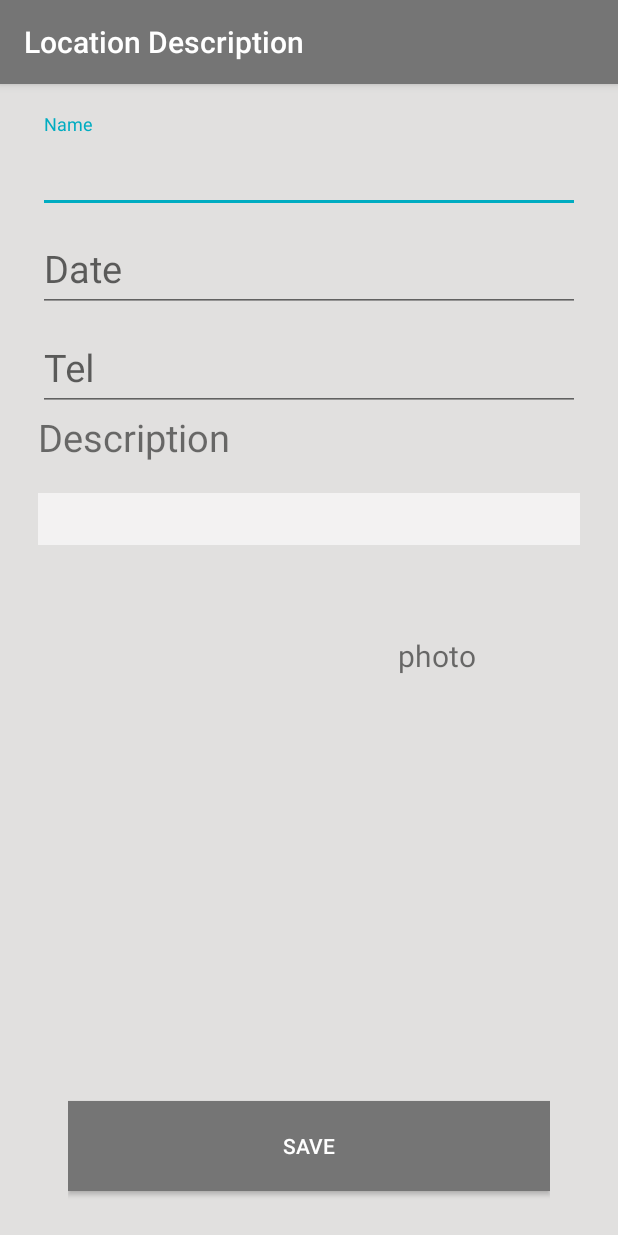
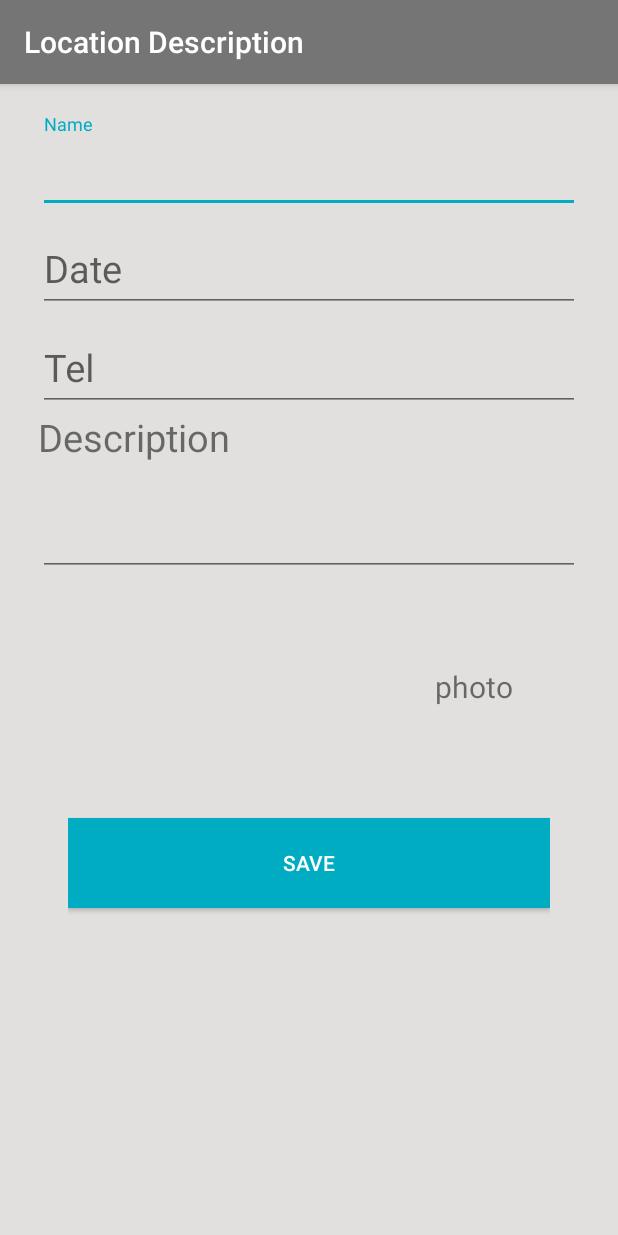
Before and after one commit to promayearn/minemap, an Android app: the LocationDescription screen opened directly, with no data from a screen before it, on a phone screen of 412 x 824 dp. Run offline under Robolectric (Android 15) with nearby library versions, the phone set to English and light mode, and no system bars.

Commit message:
xml des modify page 29/09/2016

```diff
--- a/app/src/main/res/layout/activity_location_description.xml
+++ b/app/src/main/res/layout/activity_location_description.xml
@@ -5,6 +5,11 @@
     android:layout_height="match_parent"
     android:background="@color/gray"
     tools:context="com.augmentis.ayp.minemap.RegisterActivity">
+
+
+    <ScrollView
+        android:layout_width="match_parent"
+        android:layout_height="wrap_content">
 
     <LinearLayout
         android:layout_width="match_parent"
@@ -16,7 +21,8 @@
         android:paddingLeft="25dp"
         android:paddingRight="25dp">
 
-        <LinearLayout
+
+            <LinearLayout
             android:layout_width="match_parent"
             android:layout_height="wrap_content"
             android:layout_marginTop="20dp"
@@ -74,7 +80,7 @@
 
         <LinearLayout
             android:layout_width="match_parent"
-            android:layout_height="100dp"
+            android:layout_height="wrap_content"
             android:layout_weight="1"
             android:orientation="vertical">
 
@@ -91,14 +97,34 @@
                 android:layout_width="match_parent"
                 android:layout_height="wrap_content"
                 android:layout_marginBottom="20dp"
-                android:background="@color/white_gray"
                 android:ems="10"
                 android:inputType="textMultiLine"
                 android:textSize="25sp"
                 android:theme="@style/MyEditTextTheme" />
 
+            <LinearLayout
+                android:layout_width="wrap_content"
+                android:layout_height="wrap_content"
+                android:layout_gravity="center_horizontal"
+                android:orientation="horizontal">
 
-            <include layout="@layout/photo_item" />
+                <ImageView
+                    android:id="@+id/imageView"
+                    android:layout_width="200dp"
+                    android:layout_height="130dp"
+                    android:background="@color/gray"
+                    android:paddingLeft="30dp" />
+
+                <TextView
+                    android:id="@+id/textName"
+                    android:layout_width="wrap_content"
+                    android:layout_height="50dp"
+                    android:layout_below="@id/imageView"
+                    android:layout_gravity="center_vertical"
+                    android:paddingLeft="20dp"
+                    android:text="photo"
+                    android:textSize="20sp" />
+            </LinearLayout>
 
         </LinearLayout>
 
@@ -117,11 +143,15 @@
                 android:layout_height="60dp"
                 android:layout_gravity="center_horizontal|center"
                 android:layout_marginBottom="30dp"
-                android:background="@color/colorPrimary"
+                android:background="@color/colorControlActivated"
                 android:text="@string/btn_save"
                 android:textColor="@android:color/white" />
 
         </LinearLayout>
 
+
     </LinearLayout>
+
+    </ScrollView>
+
 </RelativeLayout>
--- a/app/src/main/res/layout/photo_item.xml
+++ b/app/src/main/res/layout/photo_item.xml
@@ -9,7 +9,6 @@
         android:layout_width="wrap_content"
         android:layout_height="wrap_content"
         android:orientation="horizontal"
-
         android:paddingLeft="20dp">
 
         <ImageView
```
